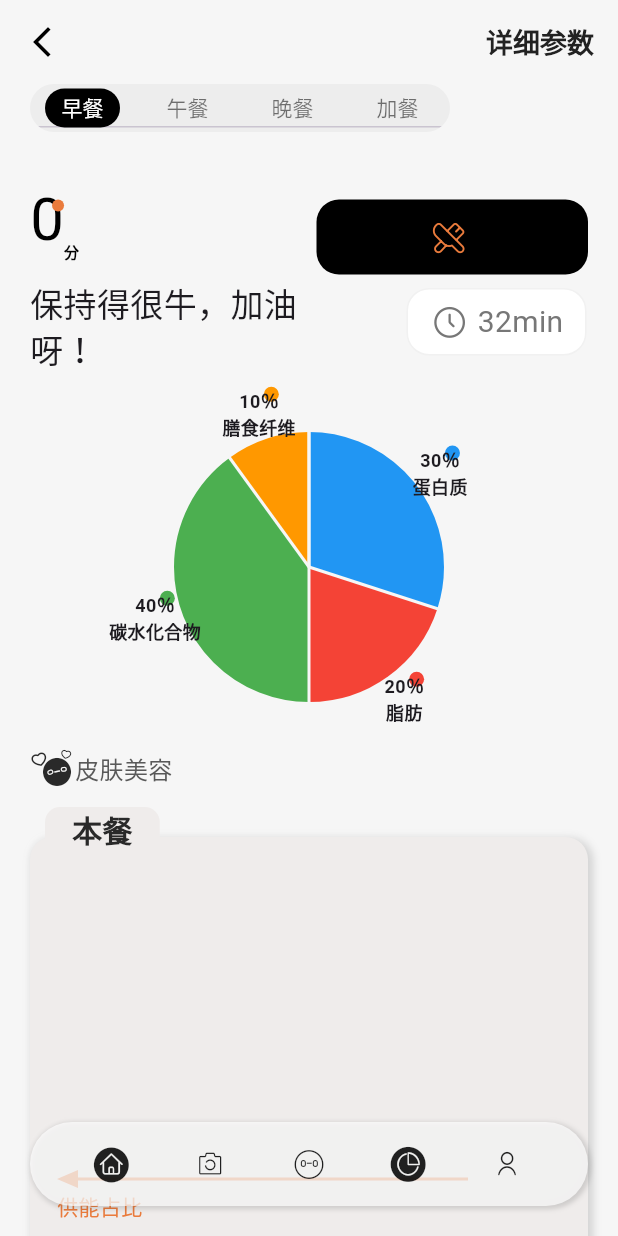
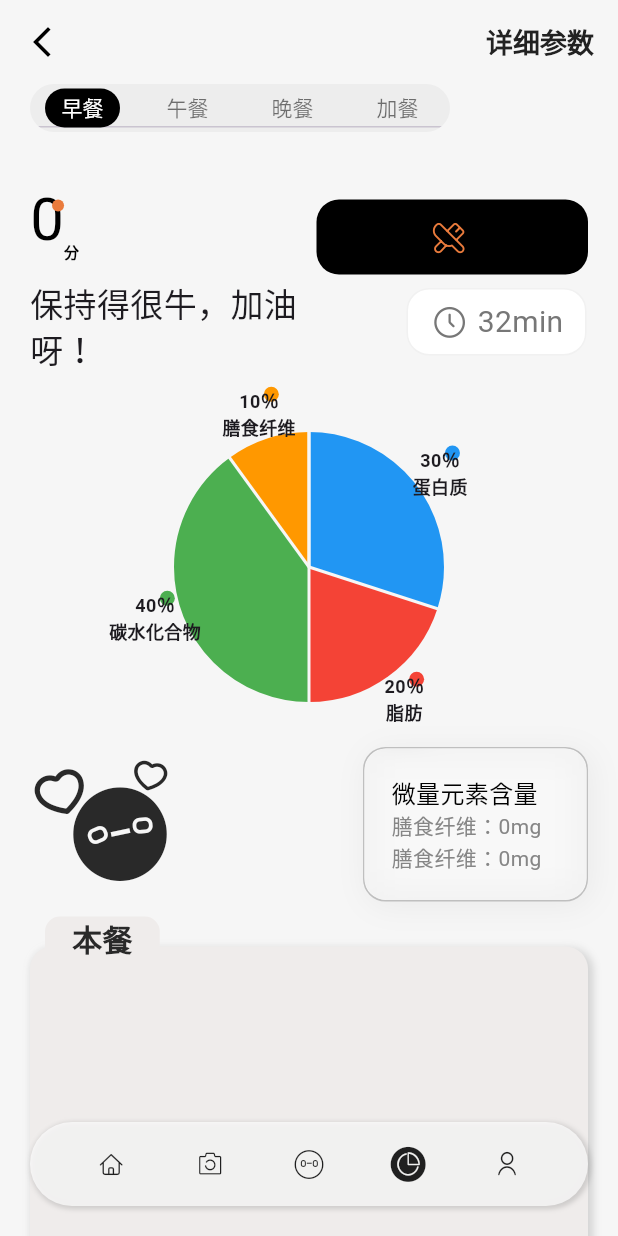
Before and after one commit to demons-joker/zenify, a Flutter app: the screen it shows after launch, item 4 of the bottom bar chosen, on a phone screen of 412 x 824 dp. Run offline on Flutter 3.47's test engine with Material 3 defaults, Android fonts, the phone set to English and light mode, and no system bars; drawn by our look-alikes of fl_chart; our stand-ins replace camera, image_picker, shared_preferences; missing offline and left inert: window_size; accounts and stored records are empty; network calls fail.

Commit message:
整餐切换

```diff
--- a/lib/home.dart
+++ b/lib/home.dart
@@ -29,9 +29,11 @@
 
   Future<void> _fetchRecipes() async {
     try {
+      if (!mounted) return;
       setState(() => isLoading = true);
       final response = await Api.getCurrentUserRecipes(
           {'user_id': await UserSession.userId});
+      if (!mounted) return;
       setState(() {
         currentRecipe = (response.containsKey('recipe'))
             ? Recipe.fromJson(response['recipe'])
@@ -40,6 +42,7 @@
         isLoading = false;
       });
     } catch (e) {
+      if (!mounted) return;
       setState(() => isLoading = false);
       print('获取home食谱失败: $e');
     }
@@ -49,6 +52,7 @@
     try {
       final response =
           await Api.getCurrentUserFoods({'user_id': await UserSession.userId});
+      if (!mounted) return;
       setState(() {
         currentFoods = response;
         print('currentFoods: $currentFoods');
--- a/lib/main.dart
+++ b/lib/main.dart
@@ -160,7 +160,7 @@
       child: Row(
         mainAxisAlignment: MainAxisAlignment.spaceEvenly,
         children: [
-          _buildNavItem(0, Icon(IconFont.home), Icon(IconFont.home2)),
+          _buildNavItem(0, Icon(IconFont.home2), Icon(IconFont.home)),
           _buildNavItem(1, Icon(IconFont.daohangweixuanzhongPaizhao),
               Icon(IconFont.daohangxuanzhongPaizhao)),
           _buildNavItem(2, Icon(IconFont.daohangweixuanzhongshouye),
--- a/lib/report_page.dart
+++ b/lib/report_page.dart
@@ -1,3 +1,5 @@
+import 'dart:ui' show ImageFilter;
+
 import 'package:flutter/material.dart';
 import 'package:fl_chart/fl_chart.dart';
 import 'package:zenify/components/common_card.dart';
@@ -222,18 +224,62 @@
               const SizedBox(height: 20),
 
               Row(
+                crossAxisAlignment: CrossAxisAlignment.center,
+                mainAxisAlignment: MainAxisAlignment.spaceBetween,
                 children: [
                   Icon(
                     IconFont.biaoqing1,
-                    size: 30,
+                    size: 100,
                     color: Color(0XFF292929),
                   ),
-                  Text(
-                    '皮肤美容',
-                    style: TextStyle(
-                        fontSize: 16,
-                        fontWeight: FontWeight.w500,
-                        color: text2Color),
+                  Container(
+                    width: 150,
+                    decoration: BoxDecoration(
+                      borderRadius: BorderRadius.circular(15),
+                      border: Border.all(
+                        color: const Color(0xFFBFBFBF),
+                        width: 1,
+                        style: BorderStyle.solid,
+                      ),
+                      color: const Color(0xFFF8F8F8),
+                      boxShadow: const [
+                        BoxShadow(
+                          color: Color.fromRGBO(0, 0, 0, 0.05),
+                          blurRadius: 16.8,
+                          offset: Offset(2.265, 3),
+                        ),
+                      ],
+                    ),
+                    child: ClipRRect(
+                      borderRadius: BorderRadius.circular(15),
+                      child: BackdropFilter(
+                        filter: ImageFilter.blur(
+                          sigmaX: 11.324,
+                          sigmaY: 11.324,
+                        ),
+                        child: ListView(
+                          shrinkWrap: true,
+                          padding: const EdgeInsets.all(18),
+                          children: const [
+                            Text('微量元素含量',
+                                style: TextStyle(
+                                    fontSize: 16,
+                                    fontWeight: FontWeight.w500,
+                                    color: Colors.black)),
+                            Text('膳食纤维：0mg',
+                                style: TextStyle(
+                                    fontSize: 14,
+                                    fontWeight: FontWeight.w400,
+                                    color: Color(0xFF868686))),
+                            Text('膳食纤维：0mg',
+                                style: TextStyle(
+                                    fontSize: 14,
+                                    fontWeight: FontWeight.w400,
+                                    color: Color(0xFF868686))),
+                          ],
+                        ),
+                      ),
+                    ),
                   )
                 ],
               ),
--- a/lib/services/api.dart
+++ b/lib/services/api.dart
@@ -406,4 +406,20 @@
       throw Exception('获取ai机器人消息失败: $e');
     }
   }
+
+  //整餐切换
+  static Future<dynamic> replaceFoods(Map<String, dynamic> request) async {
+    print('请求参数: $request');
+    try {
+      final response = await _handleRequest(
+        ApiConfig.replaceFoods,
+        pathParams: request,
+      );
+      print('replaceFoods: $response');
+      return response;
+    } catch (e) {
+      print('整餐切换失败: $e');
+      throw Exception('整餐切换失败: $e');
+    }
+  }
 }
--- a/lib/services/api_service.dart
+++ b/lib/services/api_service.dart
@@ -14,10 +14,6 @@
     Map<String, String>? headers,
   }) async {
     try {
-      print('queryParams: $queryParams');
-      print('pathParams: $pathParams');
-      print('body: $body');
-      print('headers: $headers');
       String processedPath = endpoint.path;
       pathParams?.forEach((key, value) {
         processedPath = processedPath.replaceAll('{$key}', value.toString());
--- a/lib/services/service_config.dart
+++ b/lib/services/service_config.dart
@@ -192,4 +192,9 @@
     '$apiVersion/chat',
     HttpMethod.post,
   );
+  //整餐切换
+  static const replaceFoods = ApiEndpoint(
+    '$apiVersion/users/{user_id}/replace/foods',
+    HttpMethod.put,
+  );
 }
```
